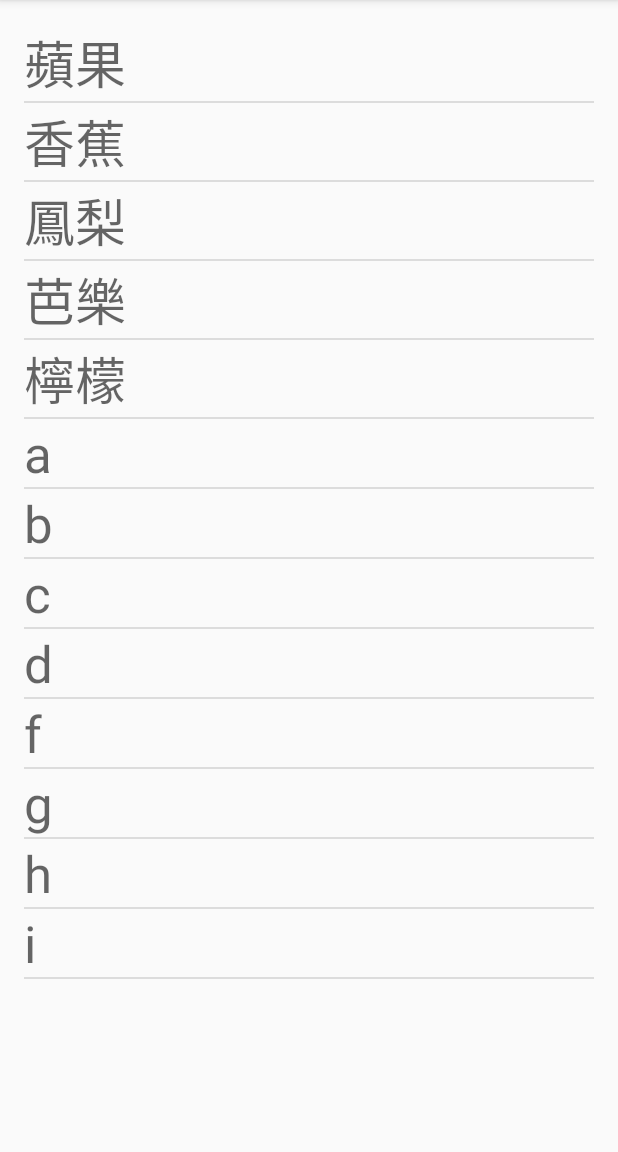
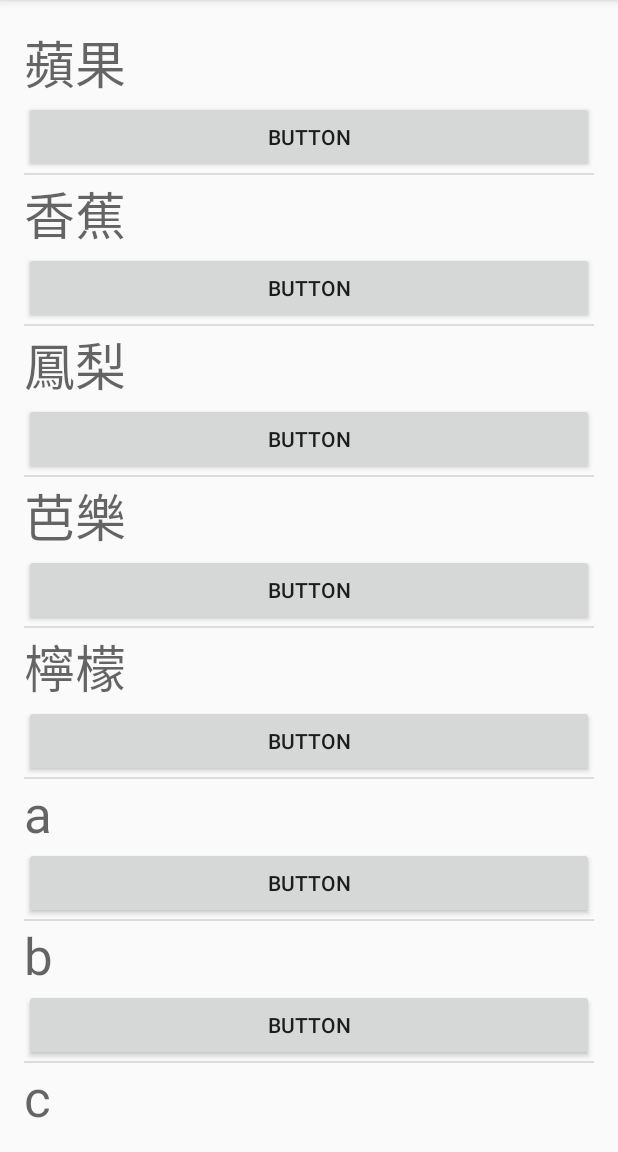
Before and after one commit to pechentw/YVN110305A, an Android app: the screen it shows after launch (MainActivity), on a phone screen of 412 x 824 dp, the part 84-1236 px from its top. Run offline under Robolectric (Android 15) with nearby library versions, the phone set to English and light mode, and no system bars.

Commit message:
to 5th code add button

```diff
--- a/app/src/main/java/com/soho/yvtc/yvn110305a/MyAdapter1.java
+++ b/app/src/main/java/com/soho/yvtc/yvn110305a/MyAdapter1.java
@@ -7,7 +7,9 @@ import android.view.LayoutInflater;
 import android.view.View;
 import android.view.ViewGroup;
 import android.widget.BaseAdapter;
+import android.widget.Button;
 import android.widget.TextView;
+import android.widget.Toast;
 
 /**
  * Created by yvtc on 2016/11/8.
@@ -37,12 +39,20 @@ public class MyAdapter1 extends BaseAdapter {
     }
 
     @Override
-    public View getView(int position, View convertView, ViewGroup parent) {
+    public View getView(final int position, View convertView, ViewGroup parent) {
         LayoutInflater inflater = LayoutInflater.from( context);
         View v = inflater.inflate(R.layout.myitem, null);
 
         TextView tv = (TextView) v.findViewById(R.id.textView);
         tv.setText(data[position]);
+
+        Button btn = (Button) v.findViewById(R.id.button);
+        btn.setOnClickListener(new View.OnClickListener() {
+            @Override
+            public void onClick(View v) {
+                Toast.makeText(context, data[position], Toast.LENGTH_SHORT).show();
+            }
+        });
         return v;
     }
 }
--- a/app/src/main/res/layout/myitem.xml
+++ b/app/src/main/res/layout/myitem.xml
@@ -9,4 +9,10 @@
         android:layout_height="wrap_content"
         android:id="@+id/textView"
         android:textAppearance="@style/TextAppearance.AppCompat.Display1" />
+
+    <Button
+        android:text="Button"
+        android:layout_width="match_parent"
+        android:layout_height="wrap_content"
+        android:id="@+id/button" />
 </LinearLayout>
```
